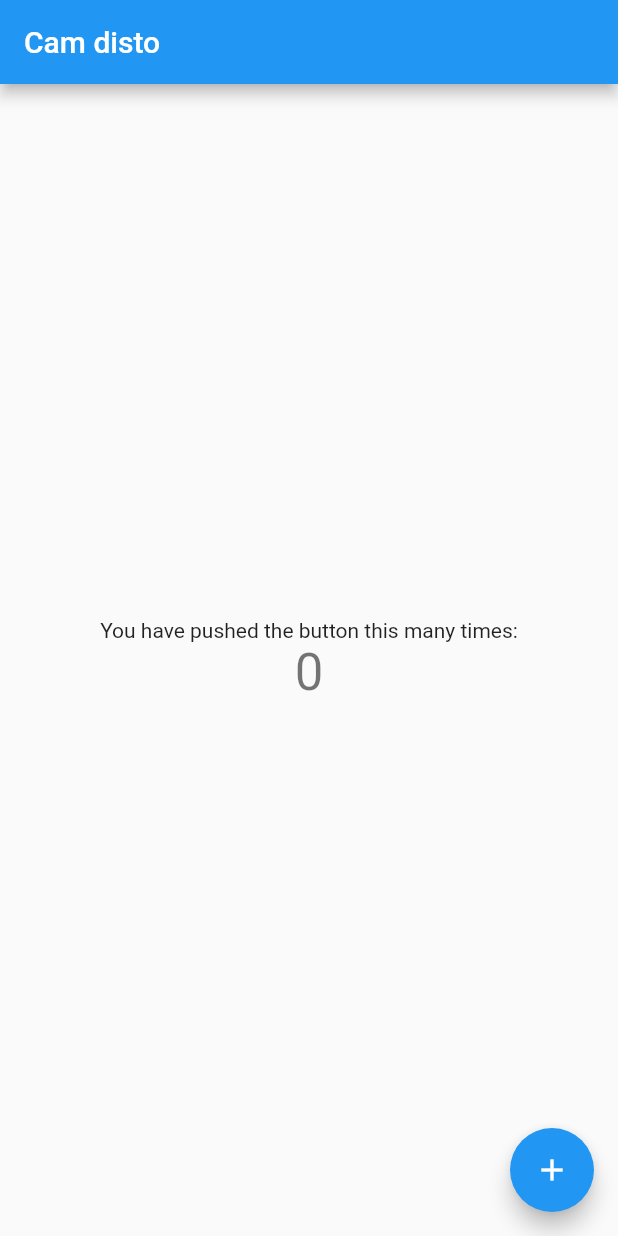
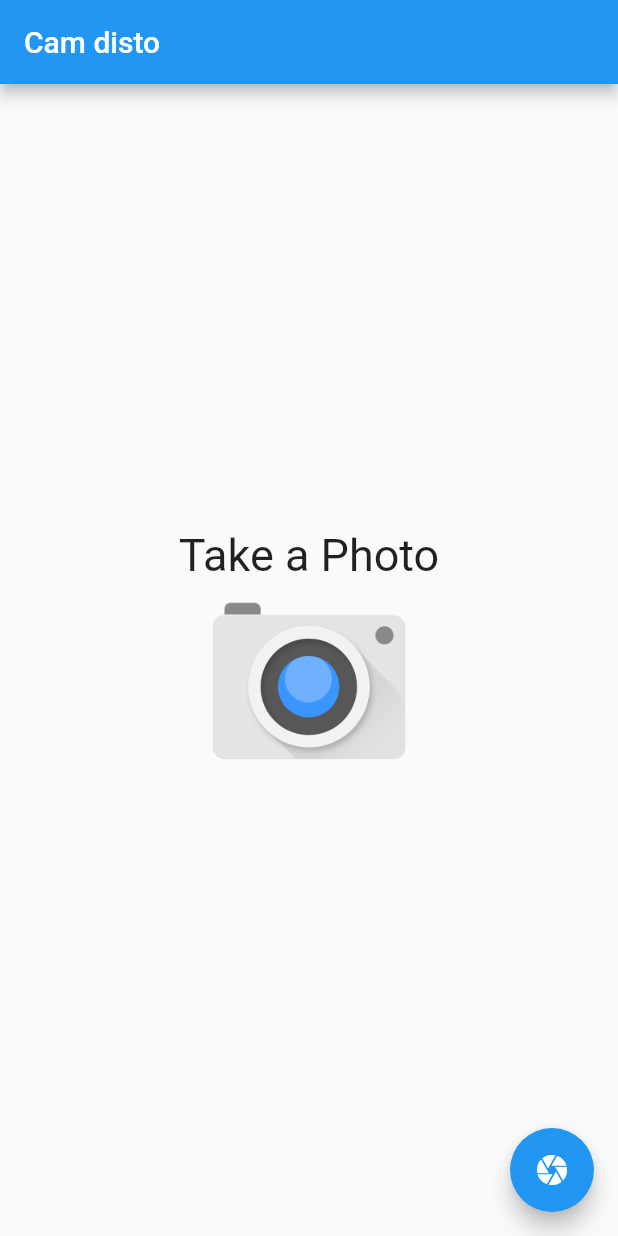
Before and after one commit to gcoutinho1/flutter_cam, a Flutter app: the screen it shows after launch, on a phone screen of 412 x 824 dp. Run offline on Flutter 3.47's test engine with Material 2 defaults, Android fonts, the phone set to English and light mode, and no system bars; our stand-ins replace image_picker.

```diff
--- a/lib/home_page.dart
+++ b/lib/home_page.dart
@@ -1,19 +1,17 @@
+
+import 'dart:async';
+import 'dart:io';
 import 'package:flutter/material.dart';
+import 'package:image_picker/image_picker.dart';
 
 class HomePage extends StatefulWidget {
-
   @override
   _HomePageState createState() => _HomePageState();
 }
 
 class _HomePageState extends State<HomePage> {
-  int _counter = 0;
+  File _file;
 
-  void _incrementCounter() {
-    setState(() {
-      _counter++;
-    });
-  }
 
   @override
   Widget build(BuildContext context) {
@@ -26,20 +24,30 @@ class _HomePageState extends State<HomePage> {
           mainAxisAlignment: MainAxisAlignment.center,
           children: <Widget>[
             Text(
-              'You have pushed the button this many times:',
+              'Take a Photo',
+              style: TextStyle(fontSize: 30),
             ),
-            Text(
-              '$_counter',
-              style: Theme.of(context).textTheme.headline4,
-            ),
+            _file != null
+                ? Image.file(_file)
+                : Image.asset(
+                    "assets/images/camera.png",
+                    width: 140,
+                  ),
           ],
         ),
       ),
       floatingActionButton: FloatingActionButton(
-        onPressed: _incrementCounter,
+        onPressed: _onClickCamera,
         tooltip: 'Increment',
-        child: Icon(Icons.add),
+        child: Icon(Icons.camera),
       ),
     );
   }
+
+  void _onClickCamera() async {
+    var image = await ImagePicker.pickImage(source: ImageSource.gallery);
+    setState(() {
+      _file = image;
+    });
+  }
 }
--- a/pubspec.yaml
+++ b/pubspec.yaml
@@ -28,6 +28,7 @@ dependencies:
   # The following adds the Cupertino Icons font to your application.
   # Use with the CupertinoIcons class for iOS style icons.
   cupertino_icons: ^1.0.2
+  image_picker: 0.6.1+4
 
 dev_dependencies:
   flutter_test:
@@ -45,7 +46,8 @@ flutter:
   uses-material-design: true
 
   # To add assets to your application, add an assets section, like this:
-  # assets:
+  assets:
+      - assets/images/camera.png
   #   - images/a_dot_burr.jpeg
   #   - images/a_dot_ham.jpeg
 
```
Also changed, not shown: assets/images/camera.png (added), pubspec.lock.
